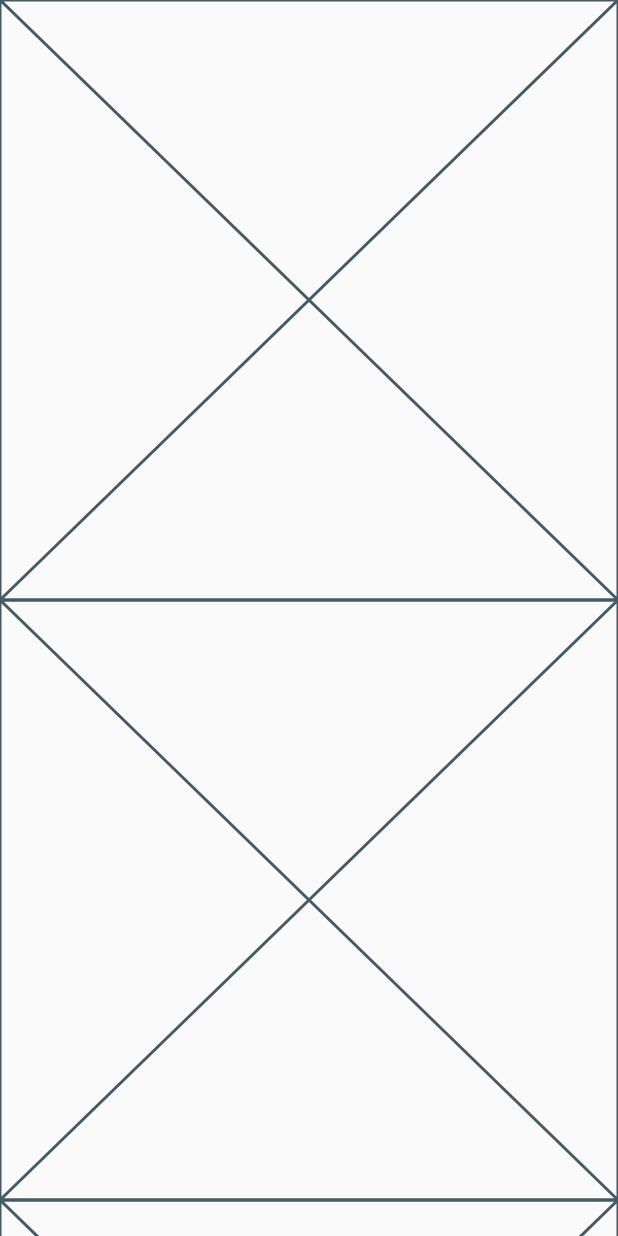
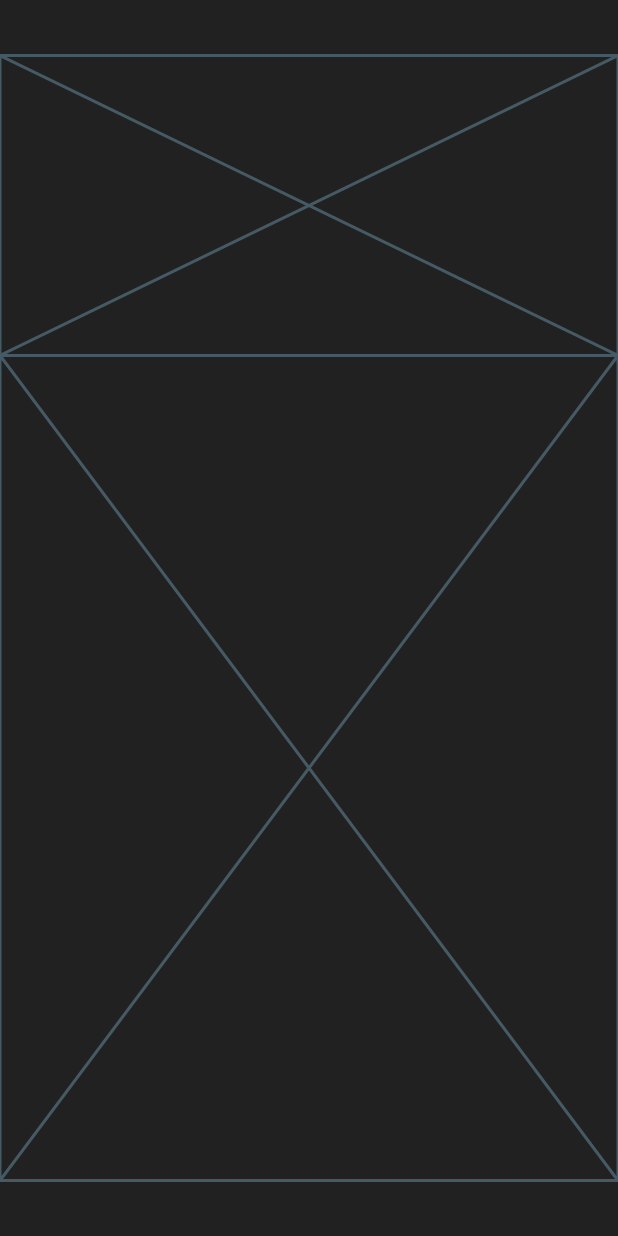
Before and after one commit to Luca-Landri/CalcoLandri, a Flutter app: the screen it shows after launch, on a phone screen of 412 x 824 dp. Run offline on Flutter 3.47's test engine with Material 2 defaults, Android fonts, the phone set to English and light mode, and no system bars.

Commit message:
Feat: Started initializing the app

```diff
--- a/analysis_options.yaml
+++ b/analysis_options.yaml
@@ -22,6 +22,7 @@ linter:
   # `// ignore_for_file: name_of_lint` syntax on the line or in the file
   # producing the lint.
   rules:
+    # ignore: prefer_const_constructors
     # avoid_as: false  # Uncomment to disable the `avoid_as` rule
     # avoid_catches_without_on_clauses: false  # Uncomment to disable the `avoid_catches_without_on_clauses` rule
     # avoid_catching_errors: false  # Uncomment to disable the `avoid_catching_errors` rule
--- a/lib/app.dart
+++ b/lib/app.dart
@@ -13,13 +13,28 @@ class _MyAppState extends State<MyApp> {
     return MaterialApp(
       title: 'Calcolandri',
       home: Scaffold(
-          body: Column(
-        children: [
-          Placeholder(),
-          Placeholder(),
-          Placeholder(),
-        ],
-      )),
+        body: Container(
+          color: Colors.black87,
+          child: Column(
+            mainAxisSize: MainAxisSize.max,
+            mainAxisAlignment: MainAxisAlignment.center,
+            crossAxisAlignment: CrossAxisAlignment.center,
+            children: [
+              // ignore: prefer_const_constructors
+              Placeholder(
+                fallbackHeight: 200,
+                fallbackWidth: 100,
+              ),
+              // ignore: prefer_const_constructors
+              Placeholder(
+                fallbackHeight: 550,
+                fallbackWidth: 100,
+              ),
+            ],
+          ),
+        ),
+        // add style to the column
+      ),
     );
   }
 }
```
